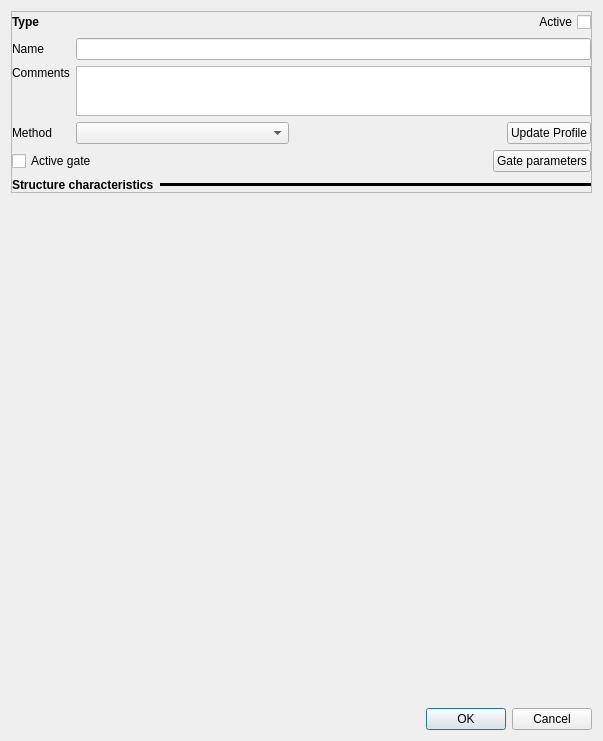
Qt form ui/ui_structure_edit.ui (Artelia/Mascaret) before a commit.
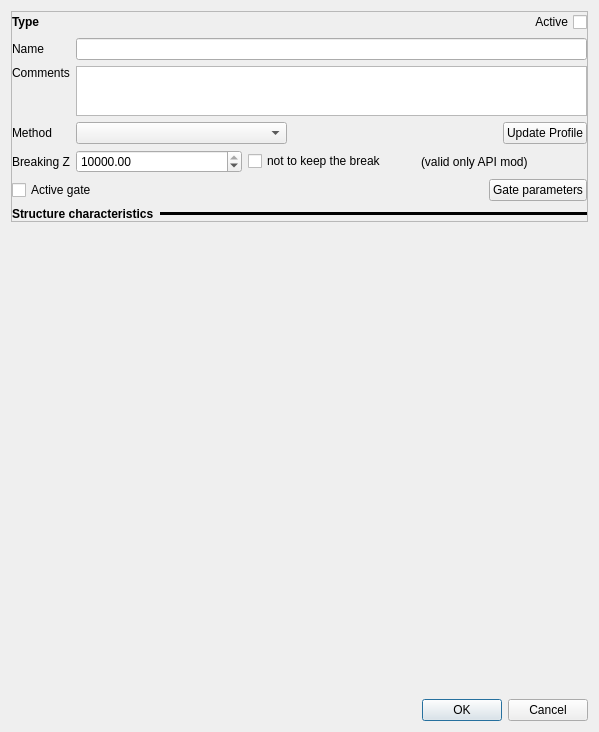
The same form after that commit.

Commit message: add the management of the break

What changed in the file:
```diff
--- a/ui/ui_structure_edit.ui
+++ b/ui/ui_structure_edit.ui
@@ -6,8 +6,8 @@
    <rect>
     <x>0</x>
     <y>0</y>
-    <width>603</width>
-    <height>741</height>
+    <width>599</width>
+    <height>732</height>
    </rect>
   </property>
   <property name="windowTitle">
@@ -41,45 +41,6 @@
       <property name="bottomMargin">
        <number>0</number>
       </property>
-      <item row="2" column="0">
-       <layout class="QHBoxLayout" name="horizontalLayout_3">
-        <item>
-         <widget class="QLabel" name="label_7">
-          <property name="sizePolicy">
-           <sizepolicy hsizetype="Maximum" vsizetype="Preferred">
-            <horstretch>0</horstretch>
-            <verstretch>0</verstretch>
-           </sizepolicy>
-          </property>
-          <property name="font">
-           <font>
-            <weight>75</weight>
-            <bold>true</bold>
-           </font>
-          </property>
-          <property name="text">
-           <string>Structure characteristics</string>
-          </property>
-         </widget>
-        </item>
-        <item>
-         <widget class="Line" name="line">
-          <property name="frameShadow">
-           <enum>QFrame::Plain</enum>
-          </property>
-          <property name="lineWidth">
-           <number>10</number>
-          </property>
-          <property name="midLineWidth">
-           <number>4</number>
-          </property>
-          <property name="orientation">
-           <enum>Qt::Horizontal</enum>
-          </property>
-         </widget>
-        </item>
-       </layout>
-      </item>
       <item row="0" column="0">
        <layout class="QGridLayout" name="gridLayout">
         <item row="2" column="1">
@@ -128,6 +89,13 @@
           </item>
          </layout>
         </item>
+        <item row="4" column="0">
+         <widget class="QLabel" name="label_3">
+          <property name="text">
+           <string>Breaking Z</string>
+          </property>
+         </widget>
+        </item>
         <item row="3" column="1">
          <layout class="QHBoxLayout" name="horizontalLayout_2">
           <item>
@@ -211,6 +179,34 @@
           </property>
          </widget>
         </item>
+        <item row="4" column="1">
+         <layout class="QHBoxLayout" name="horizontalLayout_5">
+          <item>
+           <widget class="QDoubleSpinBox" name="dbs_zbreak">
+            <property name="maximum">
+             <double>10000.000000000000000</double>
+            </property>
+            <property name="value">
+             <double>10000.000000000000000</double>
+            </property>
+           </widget>
+          </item>
+          <item>
+           <widget class="QCheckBox" name="ch_bperm">
+            <property name="text">
+             <string>not to keep the break</string>
+            </property>
+           </widget>
+          </item>
+          <item>
+           <widget class="QLabel" name="label_info">
+            <property name="text">
+             <string>(valid only API mod)</string>
+            </property>
+           </widget>
+          </item>
+         </layout>
+        </item>
        </layout>
       </item>
       <item row="1" column="0">
@@ -244,6 +240,45 @@
         </item>
        </layout>
       </item>
+      <item row="4" column="0">
+       <layout class="QHBoxLayout" name="horizontalLayout_3">
+        <item>
+         <widget class="QLabel" name="label_7">
+          <property name="sizePolicy">
+           <sizepolicy hsizetype="Maximum" vsizetype="Preferred">
+            <horstretch>0</horstretch>
+            <verstretch>0</verstretch>
+           </sizepolicy>
+          </property>
+          <property name="font">
+           <font>
+            <weight>75</weight>
+            <bold>true</bold>
+           </font>
+          </property>
+          <property name="text">
+           <string>Structure characteristics</string>
+          </property>
+         </widget>
+        </item>
+        <item>
+         <widget class="Line" name="line">
+          <property name="frameShadow">
+           <enum>QFrame::Plain</enum>
+          </property>
+          <property name="lineWidth">
+           <number>10</number>
+          </property>
+          <property name="midLineWidth">
+           <number>4</number>
+          </property>
+          <property name="orientation">
+           <enum>Qt::Horizontal</enum>
+          </property>
+         </widget>
+        </item>
+       </layout>
+      </item>
      </layout>
     </widget>
    </item>
```
Left out of the diff: 40 changed lines with no effect on the pictures. The commit also changes 28 other files.
